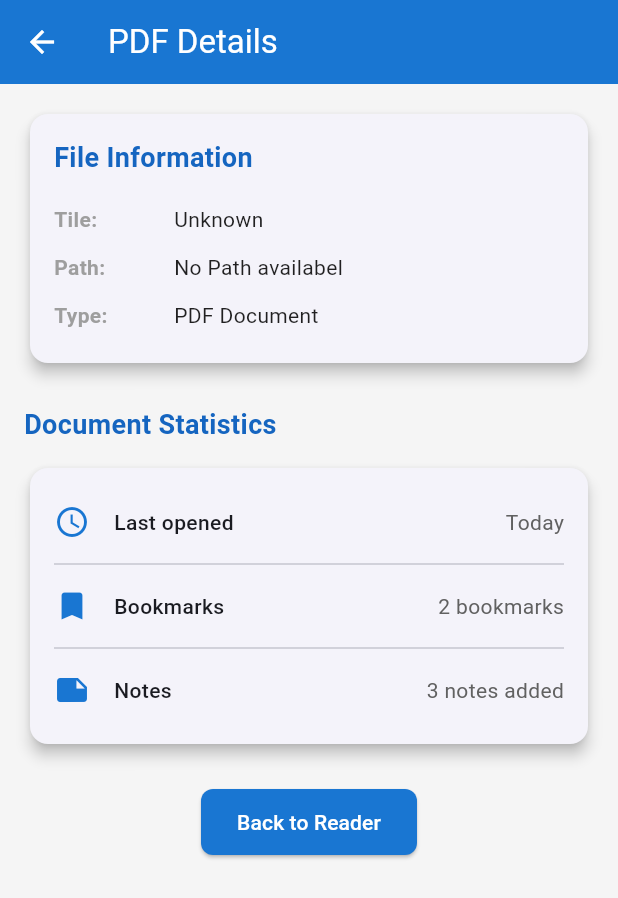
After one commit to 2876225417/GeeCodeX, a Flutter app: the pdf_detail_screen screen opened directly, on a phone screen of 412 x 824 dp. The commit adds this screen. Shown: the top 898 px of the screen. Run offline on Flutter 3.47's test engine with Material 3 defaults, Android fonts, the light colour scheme and no system bars; our stand-ins replace convex_bottom_bar, file_picker, image_picker, shared_preferences; missing offline and left inert: dart:ffi, syncfusion_flutter_pdfviewer; accounts and stored records are empty; network calls fail.

Commit message:
Updated$00015].

```diff
--- a/lib/main.dart
+++ b/lib/main.dart
@@ -9,10 +9,17 @@
 
 
 
+import 'package:Geecodex/screens/book_browser/index.dart';
+import 'package:Geecodex/screens/book_reader/index.dart';
+import 'package:Geecodex/screens/book_reader/pdf_details_screen.dart';
+import 'package:Geecodex/screens/book_reader/test_http_screen.dart';
+import 'package:Geecodex/widgets/book_reader_builder.dart';
 import 'package:flutter/material.dart';
 import 'package:flutter/services.dart';
 import 'package:Geecodex/constants/index.dart';
 import 'package:Geecodex/screens/splash_screen.dart';
+
+
 
 void main() {
   WidgetsFlutterBinding.ensureInitialized();
@@ -28,7 +35,7 @@ void main() {
 class my_app extends StatelessWidget {
   const my_app({super.key});
   @override
-  Widget build(BuildContext buildCtx) {
+  Widget build(BuildContext build_ctx) {
     return MaterialApp(
       title: 'Geecodex',
       debugShowMaterialGrid: false,
@@ -45,9 +52,28 @@ class my_app extends StatelessWidget {
             elevation: 0,
           ),
           useMaterial3: true,
-     ),
+      ),
+      initialRoute: '/',
+      routes: {
+        '/': (build_ctx) => const splash_screen(),
+        '/home': (build_ctx) => const book_browser_screen(),
+        '/reader': (build_ctx) => const reader_screen(),
+        '/test_http': (build_ctx) => const TestHttpScreen(),
+      },
+      onGenerateRoute: (settings) {
+        if (settings.name == '/pdf_details') {
+          final args = settings.arguments as Map<String, dynamic>?;
+          return MaterialPageRoute(
+            builder: (build_ctx) => pdf_detail_screen(
+            pdf_title: args?['title'],
+            pdf_path:  args?['path'],
+          ),
+        );
+      }
+      return null;
+     },
      // Startup Animation Screen
-     home: const splash_screen(),
+     // home: const splash_screen(),
     );
   }
 }
--- a/lib/models/book.dart
+++ b/lib/models/book.dart
@@ -8,8 +8,6 @@ class book {
     final String cover_url;
     final double rating;
 
-
-
     const book({
         required this.id,
         required this.title,
--- /dev/null
+++ b/lib/screens/book_reader/pdf_details_screen.dart
@@ -0,0 +1,159 @@
+
+
+import 'package:Geecodex/main.dart';
+import 'package:flutter/material.dart';
+
+
+class pdf_detail_screen extends StatelessWidget {
+  final String? pdf_title;
+  final String? pdf_path;
+
+  const pdf_detail_screen({
+    Key? key,
+    this.pdf_title,
+    this.pdf_path
+  }): super(key: key);
+
+  @override
+  Widget build(BuildContext context) {
+    return Scaffold(
+      appBar: AppBar(
+        title: Text(pdf_title ?? 'PDF Details'),
+        backgroundColor: Colors.blue.shade700,
+      ),
+      body: Padding(
+        padding: const EdgeInsets.all(16.0),
+        child: Column(
+          crossAxisAlignment: CrossAxisAlignment.start,
+          children: [
+            Card(
+              elevation: 4,
+              shape: RoundedRectangleBorder(
+                borderRadius: BorderRadius.circular(12),
+              ),
+              child: Padding(
+                padding: const EdgeInsets.all(16.0),
+                child: Column(
+                  crossAxisAlignment: CrossAxisAlignment.start,
+                  children: [
+                    Text(
+                      'File Information',
+                      style: TextStyle(
+                        fontSize: 18,
+                        fontWeight: FontWeight.bold,
+                        color: Colors.blue.shade800,
+                      ),
+                    ),
+                    const SizedBox(height: 12),
+                    _build_info_row('Tile', pdf_title ?? "Unknown"),
+                    _build_info_row('Path', pdf_path ?? "No Path availabel"),
+                    _build_info_row('Type', 'PDF Document'),
+                  ],
+                ),
+              ),
+            ),
+            const SizedBox(height: 24),
+            Text(
+              'Document Statistics',
+              style: TextStyle(
+                fontSize: 18,
+                fontWeight: FontWeight.bold,
+                color: Colors.blue.shade800,
+              ),
+            ),
+            const SizedBox(height: 12),
+            Card(
+              elevation: 4,
+              shape: RoundedRectangleBorder(
+                borderRadius: BorderRadius.circular(12),
+              ),
+              child: Padding(
+                padding: const EdgeInsets.all(16.0),
+                child: Column(
+                  children: [
+                    _build_statistic_item(Icons.access_time, 'Last opened', 'Today'),
+                    const Divider(),
+                    _build_statistic_item(Icons.bookmark, 'Bookmarks', '2 bookmarks'),
+                    const Divider(),
+                    _build_statistic_item(Icons.note, 'Notes', '3 notes added'),
+                  ],
+                ),
+              ),
+            ),
+            const SizedBox(height: 24),
+            Center(
+              child: ElevatedButton(
+                style: ElevatedButton.styleFrom(
+                  backgroundColor: Colors.blue.shade700,
+                  foregroundColor: Colors.white,
+                  padding: const EdgeInsets.symmetric(horizontal: 24, vertical: 12),
+                  shape: RoundedRectangleBorder(
+                    borderRadius: BorderRadius.circular(8),
+                  ),
+                ),
+
+                onPressed: () { Navigator.pop(context); },
+                child: const Text("Back to Reader"),
+              ),
+            ),
+          ],
+        ),
+      ),
+    );
+  }
+
+  Widget _build_info_row(String label, String value) {
+    return Padding(
+      padding: const EdgeInsets.symmetric(vertical: 6.0),
+      child: Row(
+        crossAxisAlignment: CrossAxisAlignment.start,
+        children: [
+          SizedBox(
+            width: 80,
+            child: Text(
+              '$label: ',
+              style: const TextStyle(
+                fontWeight: FontWeight.bold,
+                color: Colors.grey,
+              ),
+            ),
+          ),
+          Expanded(
+            child: Text(
+              value,
+              style: const TextStyle(
+                color: Colors.black87,
+              ),
+            ),
+          ),
+        ],
+      ),
+    );
+  }
+
+  Widget _build_statistic_item(IconData icon, String label, String value) {
+    return Padding(
+      padding: const EdgeInsets.symmetric(vertical: 8.0),
+      child: Row(
+        children: [
+          Icon(icon, color: Colors.blue.shade700),
+          const SizedBox(width: 16),
+          Text(
+            label,
+            style: const TextStyle(
+              fontWeight: FontWeight.w500,
+            ),
+          ),
+          const Spacer(),
+          Text(
+            value,
+            style: TextStyle(
+              color: Colors.grey.shade700,
+            ),
+          ),
+        ],
+      ),
+    );
+  }
+
+}
--- a/lib/screens/splash_screen.dart
+++ b/lib/screens/splash_screen.dart
@@ -84,7 +84,7 @@ class _splash_screen_state extends State<splash_screen> with SingleTickerProvide
                   mainAxisAlignment: MainAxisAlignment.center,
                   children: [
                     Image.asset(
-                      'assets/star.jpg',
+                      '../assets/star.jpg',
                       width: 120,
                       height: 120,
                       errorBuilder: (context, error, stackTrace) {
--- a/pubspec.yaml
+++ b/pubspec.yaml
@@ -35,7 +35,7 @@ dependencies:
   # Use with the CupertinoIcons class for iOS style icons.
   cupertino_icons: ^1.0.8
   flutter_pdfview: ^1.2.2
-  http: ^1.0.0
+  http: ^1.3.0
   file_picker: ^9.0.0
   shared_preferences: ^2.5.2
   intl: ^0.20.2
```
Also changed, not shown: lib/screens/book_reader/book_reader_screen.dart (+31 -0 lines), lib/screens/book_reader/test_http_screen.dart (added, +160 -0 lines), lib/widgets/book_reader_builder.dart (added, +43 -0 lines), lib/screens/book_reader/index.dart (line endings or trailing spaces).
